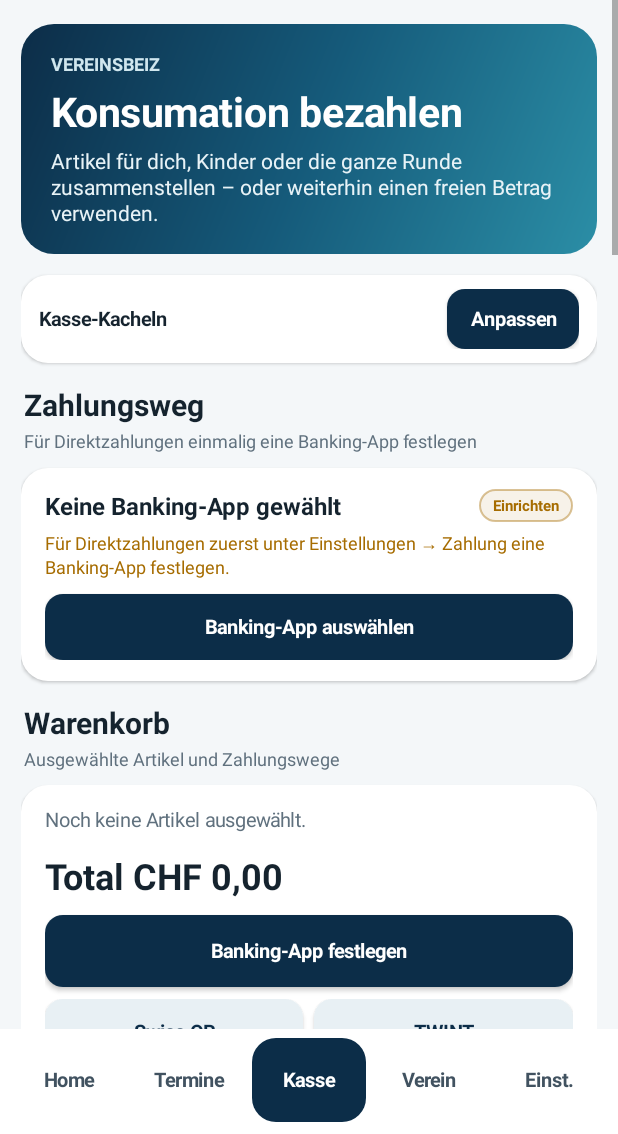
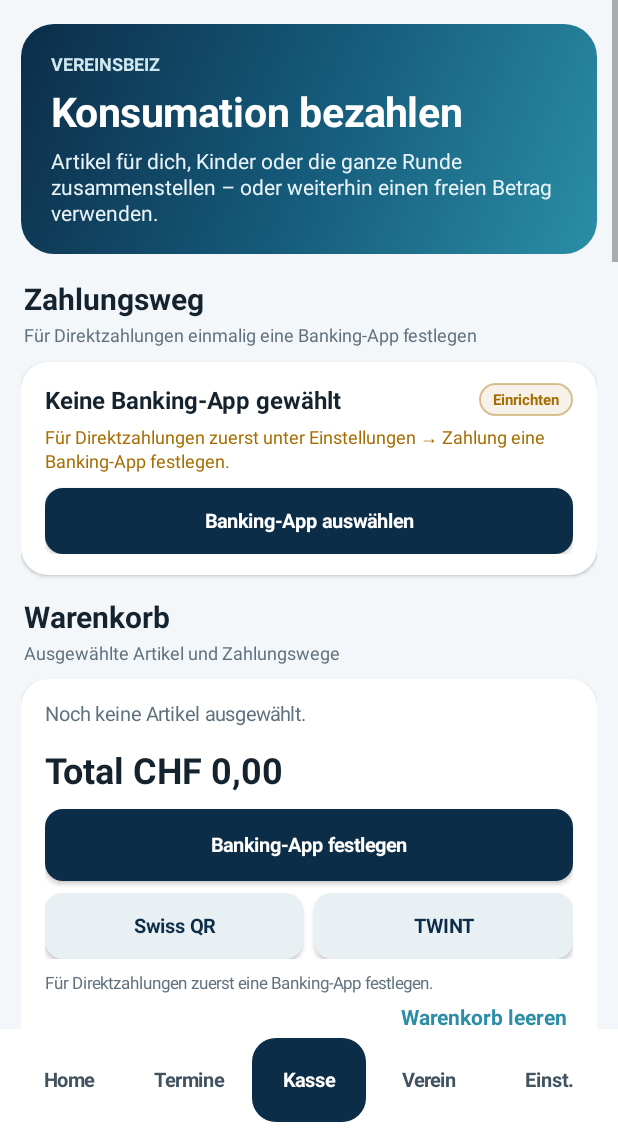
Before and after one commit to Chris171203/Pontoniere-Rheinfelden-, an Android app: the screen it shows after launch (MainActivity), after a tap on "Bezahlen", on a phone screen of 412 x 824 dp, the part 102-1236 px from its top. Run offline under Robolectric (Android 15) with nearby library versions, the phone set to English and light mode, and no system bars; pictures from the network do not load; 2 statements that could not run were skipped.

Commit message:
Polish tile customization and internal formatting

```diff
--- a/Android/app/src/main/java/ch/pfvr/internapp/InternalAttendanceSkin.java
+++ b/Android/app/src/main/java/ch/pfvr/internapp/InternalAttendanceSkin.java
@@ -100,6 +100,8 @@ final class InternalAttendanceSkin {
                 "});" +
                 "document.querySelectorAll('p,div,strong,label').forEach(function(el){var t=norm(el.innerText);if(t.indexOf('tipp: diese seite als favorit')===0&&t.length<350)el.style.display='none';});" +
                 "formatText();setTimeout(formatText,250);setTimeout(formatText,900);" +
+                "var scheduled=false;" +
+                "if(window.MutationObserver&&document.body){var observer=new MutationObserver(function(){if(scheduled)return;scheduled=true;setTimeout(function(){scheduled=false;formatText();},80);});observer.observe(document.body,{childList:true,subtree:true});}" +
                 "})();";
     }
 
--- a/Android/app/src/main/java/ch/pfvr/internapp/MainActivity.java
+++ b/Android/app/src/main/java/ch/pfvr/internapp/MainActivity.java
@@ -352,8 +352,9 @@ public class MainActivity extends Activity {
         current = screen; activeWebView = null;
         if(screen!=Screen.HOME){homeScroll=null;homeLiveStack=null;}
         if (headerBack != null) headerBack.setVisibility(screen == Screen.HOME ? View.GONE : View.VISIBLE);
+        Screen selectedNavigation=screen==Screen.TILE_SETTINGS?Screen.SETTINGS:screen;
         for (Map.Entry<Screen,TextView> e: navButtons.entrySet()) {
-            boolean selected = e.getKey()==screen;
+            boolean selected = e.getKey()==selectedNavigation;
             e.getValue().setTextColor(selected?Color.WHITE:themeText(Color.rgb(65,82,96)));
             e.getValue().setTypeface(Typeface.DEFAULT_BOLD);
             e.getValue().setBackground(selected?round(NAVY,16):null);
@@ -404,35 +405,11 @@ private View home() {
     LinearLayout.LayoutParams payParams = new LinearLayout.LayoutParams(0,dp(46),1);
     payParams.setMargins(dp(9),0,0,0);
     actions.addView(pay,payParams);
-
-    body.addView(tileControlRow(TileLayoutStore.Area.HOME,true),margin(-1,-2,0,0,0,12));
     homeLiveStack=new LinearLayout(this);
     homeLiveStack.setOrientation(LinearLayout.VERTICAL);
     body.addView(homeLiveStack,new LinearLayout.LayoutParams(-1,-2));
     populateHomeTileStack(homeLiveStack);
     return scroll;
-}
-
-private View tileControlRow(TileLayoutStore.Area area,boolean refreshLiveData){
-    LinearLayout row=card();
-    row.setGravity(Gravity.CENTER_VERTICAL);
-    row.setPadding(dp(12),dp(9),dp(12),dp(9));
-    TextView label=txt(area.label+"-Kacheln",13,TEXT,true);
-    row.addView(label,new LinearLayout.LayoutParams(0,-2,1));
-    if(refreshLiveData){
-        Button refresh=btn("Aktualisieren",Color.rgb(232,240,244),NAVY);
-        refresh.setOnClickListener(v->{
-            Toast.makeText(this,"Wetter und Rhein werden aktualisiert …",Toast.LENGTH_SHORT).show();
-            refreshLive(true);
-        });
-        row.addView(refresh,new LinearLayout.LayoutParams(-2,dp(40)));
-    }
-    Button configure=btn("Anpassen",NAVY,Color.WHITE);
-    configure.setOnClickListener(v->{tileSettingsArea=area;navigate(Screen.TILE_SETTINGS);});
-    LinearLayout.LayoutParams configureParams=new LinearLayout.LayoutParams(-2,dp(40));
-    configureParams.setMargins(dp(8),0,0,0);
-    row.addView(configure,configureParams);
-    return row;
 }
 
 private void addConfiguredTiles(LinearLayout parent,TileLayoutStore.Area area,TileViewFactory factory){
@@ -562,7 +539,7 @@ private View homeNewsTile(){
 private void addRiverStationCharts(LinearLayout stack,int slot,boolean last){
     HydroStation station=riverStation(slot);
     boolean temperature=station.supportsTemperature;
-    stack.addView(riverCombinedCard(slot),margin(-1,-2,0,temperature?10:10,0,temperature?10:(last?4:10)));
+    stack.addView(riverCombinedCard(slot),margin(-1,-2,0,10,0,temperature?10:(last?4:10)));
     if(temperature)stack.addView(riverTemperatureCard(slot),margin(-1,-2,0,0,0,last?4:10));
 }
 
@@ -2024,8 +2001,6 @@ private View tileSettingsRow(TileLayoutStore.Spec spec){
     title.setPadding(0,dp(5),0,dp(5));
     hero.addView(title);
     hero.addView(txt("Artikel für dich, Kinder oder die ganze Runde zusammenstellen – oder weiterhin einen freien Betrag verwenden.",14,Color.rgb(232,243,247),false));
-
-    body.addView(tileControlRow(TileLayoutStore.Area.CASH,false),margin(-1,-2,0,0,0,12));
     if(!hasPreferredBank()){
         section(body,"Zahlungsweg","Für Direktzahlungen einmalig eine Banking-App festlegen");
         body.addView(cashBankStatusCard(),margin(-1,-2,0,0,0,12));
@@ -2802,8 +2777,6 @@ private View cashPaymentDetailsTile(){
     info.addView(txt("Gegründet 1896 · Sport und Vereinsleben am Rhein",13,MUTED,false));
     hero.addView(info,new LinearLayout.LayoutParams(0,-2,1));
     body.addView(hero,margin(-1,-2,0,4,0,14));
-    body.addView(tileControlRow(TileLayoutStore.Area.CLUB,false),margin(-1,-2,0,0,0,12));
-
     LinearLayout tiles=new LinearLayout(this);
     tiles.setOrientation(LinearLayout.VERTICAL);
     body.addView(tiles,new LinearLayout.LayoutParams(-1,-2));
```
Also changed, not shown: 4 other files.
